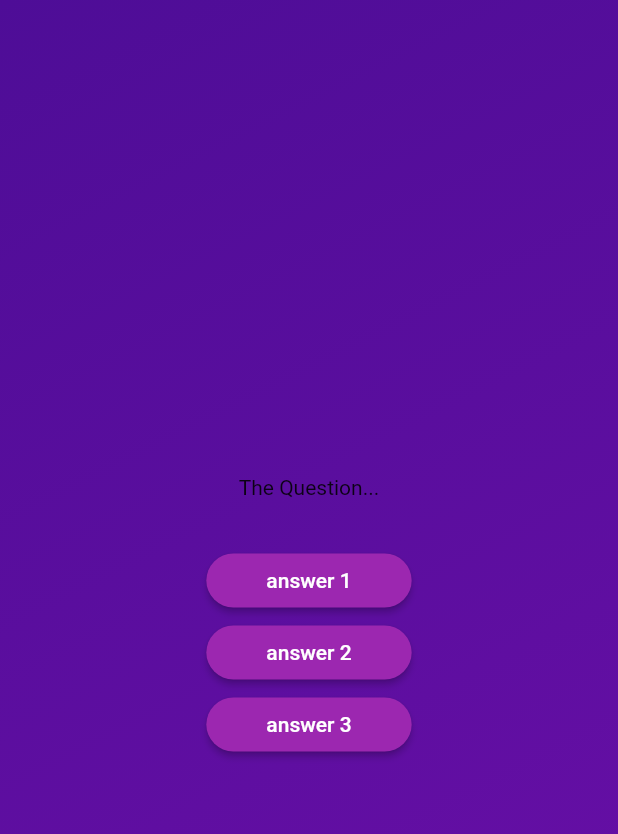
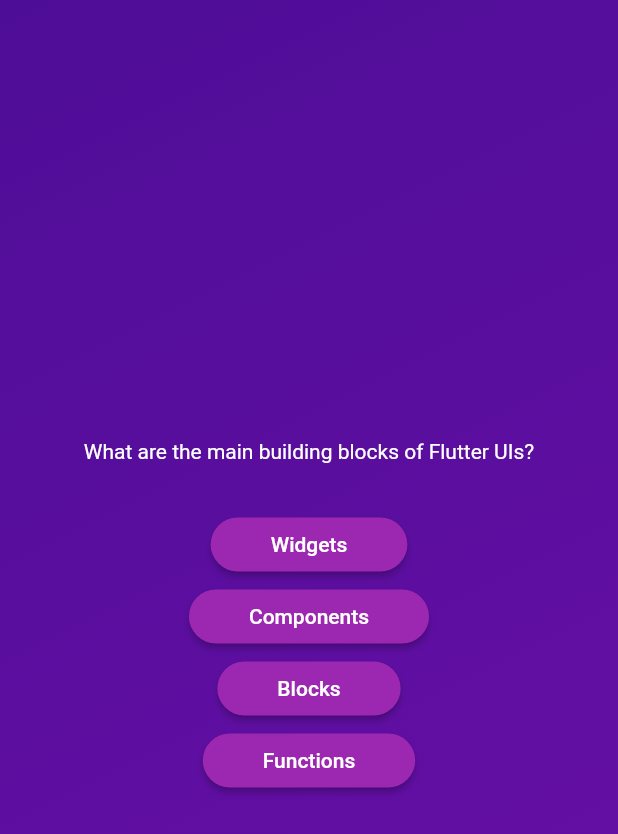
Before and after one commit to homebrew-coding-club/flutter-and-dart, a Flutter app: the screen it shows after launch, after a tap on "Start Quiz", on a phone screen of 412 x 824 dp. Shown: the top 834 px of the screen. Run offline on Flutter 3.47's test engine with Material 2 defaults, Android fonts, the phone set to English and light mode, and no system bars.

Commit message:
accessing data

```diff
--- a/lib/questions_screen.dart
+++ b/lib/questions_screen.dart
@@ -1,4 +1,5 @@
 import 'package:first_app/answer_button.dart';
+import 'package:first_app/data/questions.dart';
 import 'package:flutter/material.dart';
 
 class QuestionsScreen extends StatefulWidget {
@@ -11,6 +12,7 @@ class QuestionsScreen extends StatefulWidget {
 }
 
 class _QuestionsScreenState extends State<QuestionsScreen> {
+  final currentQuestion = questions[0];
   @override
   Widget build(context) {
     return SizedBox(
@@ -18,11 +20,17 @@ class _QuestionsScreenState extends State<QuestionsScreen> {
       child: Column(
         mainAxisAlignment: MainAxisAlignment.center,
         children: [
-          const Text('The Question...'),
+          Text(
+            currentQuestion.text,
+            style: const TextStyle(
+              color: Colors.white,
+            ),
+          ),
           const SizedBox(height: 30),
-          AnswerButton(answerText: 'answer 1', onTap: () {}),
-          AnswerButton(answerText: 'answer 2', onTap: () {}),
-          AnswerButton(answerText: 'answer 3', onTap: () {}),
+          AnswerButton(answerText: currentQuestion.answer[0], onTap: () {}),
+          AnswerButton(answerText: currentQuestion.answer[1], onTap: () {}),
+          AnswerButton(answerText: currentQuestion.answer[2], onTap: () {}),
+          AnswerButton(answerText: currentQuestion.answer[3], onTap: () {}),
         ],
       ),
     );
```
